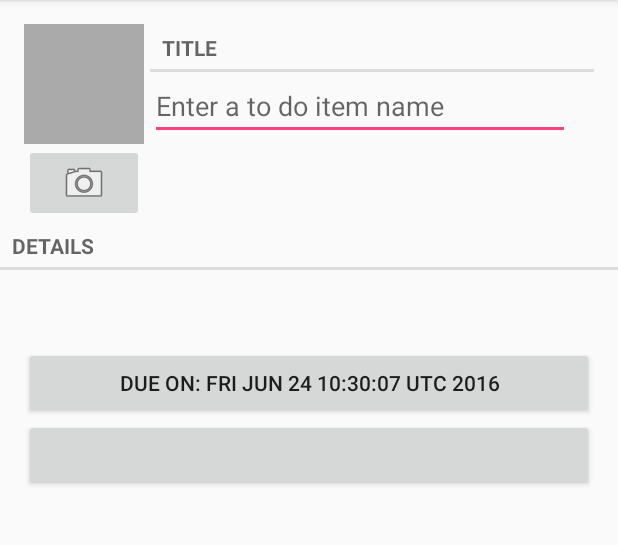
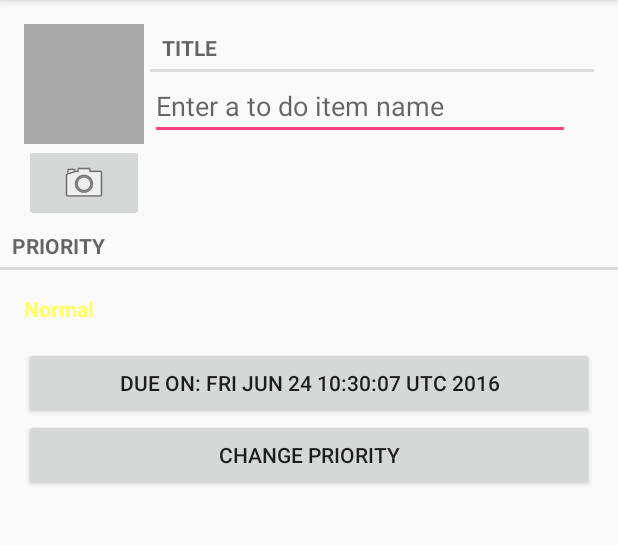
Before and after one commit to sonnytron/Get-It-Done, an Android app: the screen it shows after launch (TodoPagerActivity), after a tap on "New To Do", on a phone screen of 412 x 824 dp, the part 84-629 px from its top. Run offline under Robolectric (Android 15) with nearby library versions, the phone set to English and light mode, and no system bars.

Commit message:
fixed the textview showing the priority of ToDo items, also changed text color and sort Todos based on priority

```diff
--- a/app/src/main/java/com/sonnytron/sortatech/getitdone/ToDoFragment.java
+++ b/app/src/main/java/com/sonnytron/sortatech/getitdone/ToDoFragment.java
@@ -124,6 +124,7 @@ public class ToDoFragment extends Fragment {
         PackageManager packageManager = getActivity().getPackageManager();
 
         mStatusButton = (Button)v.findViewById(R.id.status_button);
+        mStatusButton.setText("Change Priority");
         mStatusButton.setOnClickListener(new View.OnClickListener() {
             @Override
             public void onClick(View v) {
@@ -197,19 +198,19 @@ public class ToDoFragment extends Fragment {
         switch (mTodo.getPriority()) {
             case 0:
                 priorityString = "Low";
-                mStatusButton.setTextColor(0x00CC00);
+                mPriorityTextView.setTextColor(0xFF00CC00);
                 break;
             case 1:
                 priorityString = "Normal";
-                mStatusButton.setTextColor(0xFFFF66);
+                mPriorityTextView.setTextColor(0xFFFFFF66);
                 break;
             case 2:
                 priorityString = "High";
-                mStatusButton.setTextColor(0xFF5050);
+                mPriorityTextView.setTextColor(0xFFFF5050);
                 break;
             default:
         }
-        mStatusButton.setText(priorityString);
+        mPriorityTextView.setText(priorityString);
     }
 
     private void showToastForStatus() {
--- a/app/src/main/java/com/sonnytron/sortatech/getitdone/TodoManager.java
+++ b/app/src/main/java/com/sonnytron/sortatech/getitdone/TodoManager.java
@@ -12,7 +12,11 @@ import com.sonnytron.sortatech.getitdone.database.TodoDBSchema;
 import com.sonnytron.sortatech.getitdone.database.TodoDBSchema.TodoTable;
 
 import java.io.File;
+import java.lang.reflect.Array;
 import java.util.ArrayList;
+import java.util.Arrays;
+import java.util.Collections;
+import java.util.Comparator;
 import java.util.List;
 import java.util.UUID;
 
@@ -23,6 +27,7 @@ public class TodoManager {
     private static TodoManager sTodoManager;
     private Context mContext;
     private SQLiteDatabase mDatabase;
+    private static Comparator<Todo> descPriority;
 
     public static TodoManager get(Context context) {
         if (sTodoManager == null) {
@@ -54,6 +59,7 @@ public class TodoManager {
         } finally {
             cursor.close();
         }
+        Collections.sort(todos, descPriority);
         return todos;
     }
 
@@ -109,4 +115,12 @@ public class TodoManager {
         return new TodoCursorWrapper(cursor);
     }
 
+    static {
+        descPriority = new Comparator<Todo>() {
+            @Override
+            public int compare(Todo lhs, Todo rhs) {
+                return Integer.valueOf(rhs.getPriority()).compareTo(Integer.valueOf(lhs.getPriority()));
+            }
+        };
+    }
 }
--- a/app/src/main/res/values/strings.xml
+++ b/app/src/main/res/values/strings.xml
@@ -4,7 +4,7 @@
     <string name="error_verify_delete">Are you sure you want to delete this item?</string>
     <string name="to_do_title">Title</string>
     <string name="to_do_hint">Enter a to do item name</string>
-    <string name="todo_details">Details</string>
+    <string name="todo_details">Priority</string>
     <string name="status_title">Change Status</string>
     <string name="date_picker_title">Due date:</string>
     <string name="new_todo">New To Do</string>
```
